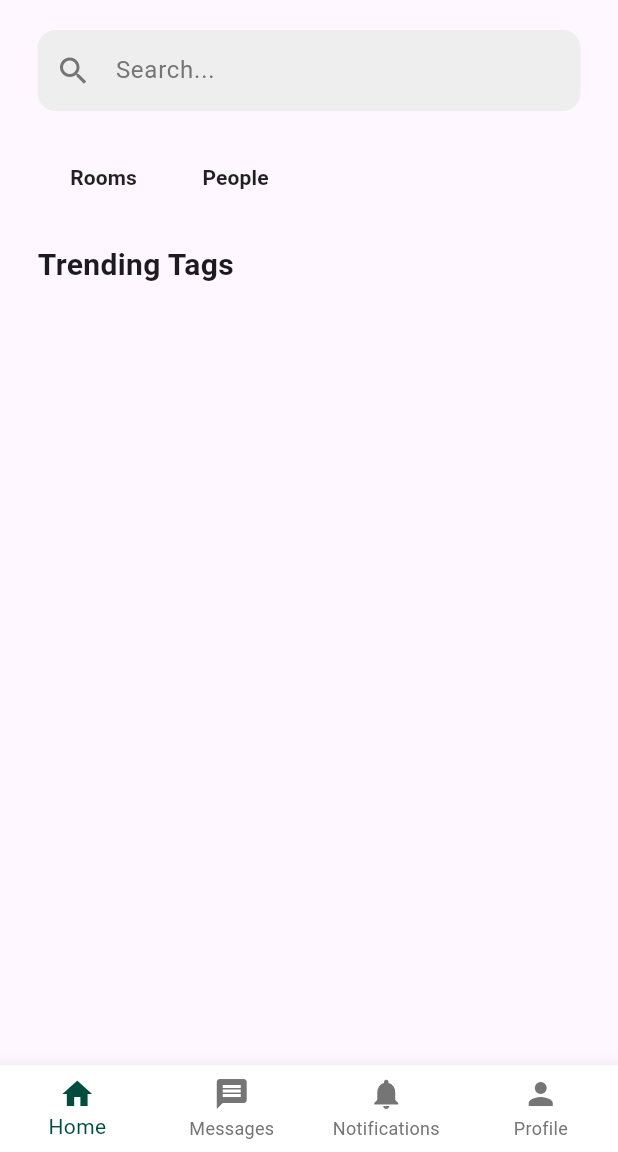
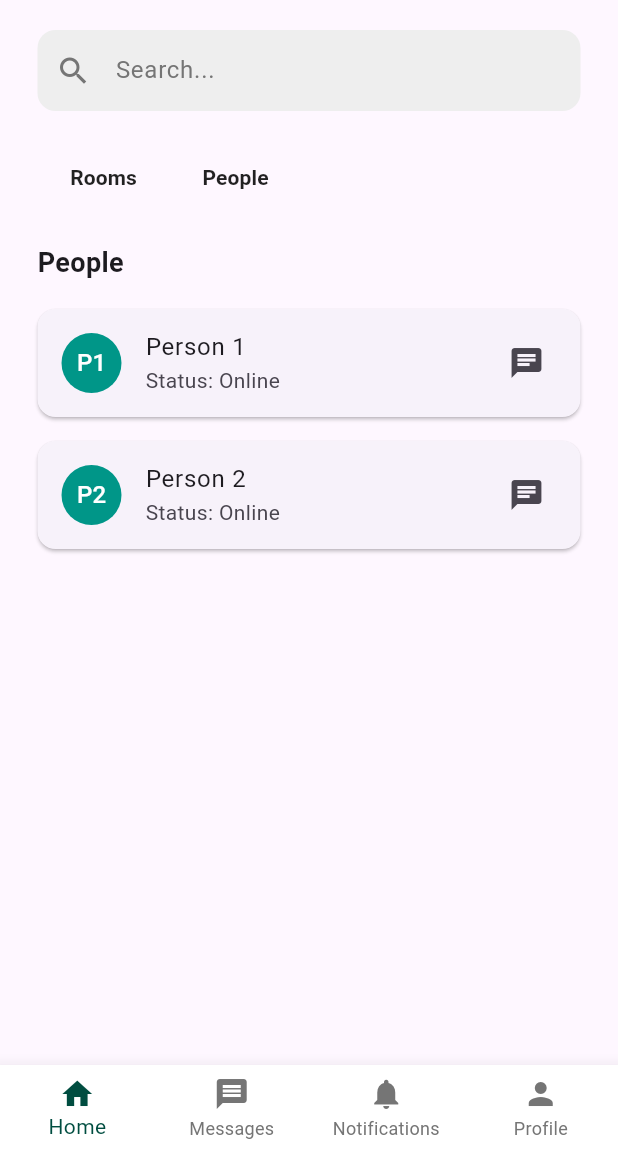
Before and after one commit to byiringiroaimefils/Notifytune, a Flutter app: the HomePage screen opened by its route, after a tap on "People", on a phone screen of 412 x 824 dp, the part 84-1236 px from its top. Run offline on Flutter 3.47's test engine with Material 3 defaults, Android fonts, the phone set to English and light mode, and no system bars.

Commit message:
home rooms &people commit update

```diff
--- a/lib/pages/home_page.dart
+++ b/lib/pages/home_page.dart
@@ -11,7 +11,8 @@ class HomePage extends StatefulWidget {
 class _HomePageState extends State<HomePage> {
   final TextEditingController _searchcontroller = TextEditingController();
 
-  int _currentIndex = 0; // Track the current active index
+  int _currentIndex = 0;
+  String _selectedContent = "Rooms";
 
   void _onTabTapped(int index) {
     setState(() {
@@ -43,6 +44,82 @@ class _HomePageState extends State<HomePage> {
     }
   }
 
+  void _updateContent(String content) {
+    setState(() {
+      _selectedContent = content;
+    });
+  }
+
+  Widget _buildRoomsContent() {
+    return Column(
+      crossAxisAlignment: CrossAxisAlignment.start,
+      children: [
+        Text(
+          "Active/Live Rooms",
+          style: TextStyle(fontSize: 18, fontWeight: FontWeight.bold),
+        ),
+        SizedBox(height: 10),
+        Expanded(
+          child: ListView.builder(
+            itemCount: 2,
+            itemBuilder: (context, index) {
+              return Card(
+                margin: EdgeInsets.symmetric(vertical: 8),
+                child: ListTile(
+                  leading: Icon(Icons.meeting_room, color: Colors.teal),
+                  title: Text("Room ${index + 1}"),
+                  subtitle: Text("Active Participants: ${10 + index}"),
+                  trailing: Icon(Icons.arrow_forward),
+                  onTap: () {
+                    // Handle room card click
+                  },
+                ),
+              );
+            },
+          ),
+        ),
+      ],
+    );
+  }
+
+  Widget _buildPeopleContent() {
+    return Column(
+      crossAxisAlignment: CrossAxisAlignment.start,
+      children: [
+        Text(
+          "People",
+          style: TextStyle(fontSize: 18, fontWeight: FontWeight.bold),
+        ),
+        SizedBox(height: 10),
+        Expanded(
+          child: ListView.builder(
+            itemCount: 2,
+            itemBuilder: (context, index) {
+              return Card(
+                margin: EdgeInsets.symmetric(vertical: 8),
+                child: ListTile(
+                  leading: CircleAvatar(
+                    backgroundColor: Colors.teal,
+                    child: Text(
+                      "P${index + 1}",
+                      style: TextStyle(color: Colors.white),
+                    ),
+                  ),
+                  title: Text("Person ${index + 1}"),
+                  subtitle: Text("Status: Online"),
+                  trailing: Icon(Icons.chat),
+                  onTap: () {
+                    // Handle person card click
+                  },
+                ),
+              );
+            },
+          ),
+        ),
+      ],
+    );
+  }
+
   @override
   Widget build(BuildContext context) {
     return Scaffold(
@@ -64,7 +141,7 @@ class _HomePageState extends State<HomePage> {
         child: Column(
           crossAxisAlignment: CrossAxisAlignment.start,
           children: [
-            SizedBox(height: 20), // Add spacing for better layout
+            SizedBox(height: 20),
             Row(
               children: [
                 Expanded(
@@ -72,20 +149,20 @@ class _HomePageState extends State<HomePage> {
                     controller: _searchcontroller,
                     decoration: InputDecoration(
                       filled: true, // Enable background color
-                      fillColor: Colors.grey[200], // Light grey background
+                      fillColor: Colors.grey[200],
                       hintText: "Search...",
                       hintStyle: TextStyle(
-                          color: Colors.grey[600]), // Greyish hint text
+                          color: Colors.grey[600]),
                       prefixIcon: Icon(
                         Icons.search,
-                        color: Colors.grey[600], // Icon inside input
+                        color: Colors.grey[600],
                       ),
                       contentPadding:
-                          EdgeInsets.symmetric(vertical: 15), // Adjust height
+                          EdgeInsets.symmetric(vertical: 15),
                       border: OutlineInputBorder(
                         borderRadius:
-                            BorderRadius.circular(12), // Rounded corners
-                        borderSide: BorderSide.none, // Remove border lines
+                            BorderRadius.circular(12),
+                        borderSide: BorderSide.none,
                       ),
                     ),
                   ),
@@ -96,19 +173,22 @@ class _HomePageState extends State<HomePage> {
             Row(
               mainAxisAlignment: MainAxisAlignment.start,
               children: [
-                MyButton(onPressed: () {}, text: "Rooms"),
-                MyButton(onPressed: () {}, text: "People"),
+                MyButton(
+                  onPressed: () => _updateContent("Rooms"),
+                  text: "Rooms",
+                ),
+                MyButton(
+                  onPressed: () => _updateContent("People"),
+                  text: "People",
+                ),
               ],
             ),
             SizedBox(height: 20),
-            Text(
-              "Trending Tags",
-              style: TextStyle(
-                fontSize: 20,
-                fontWeight: FontWeight.bold,
-              ),
+            Expanded(
+              child: _selectedContent == "Rooms"
+                  ? _buildRoomsContent()
+                  : _buildPeopleContent(),
             ),
-            // TODO: Add Grid view of the trending tags......
           ],
         ),
       ),
```
Also changed, not shown: lib/pages/chats_page.dart (+43 -4 lines).
